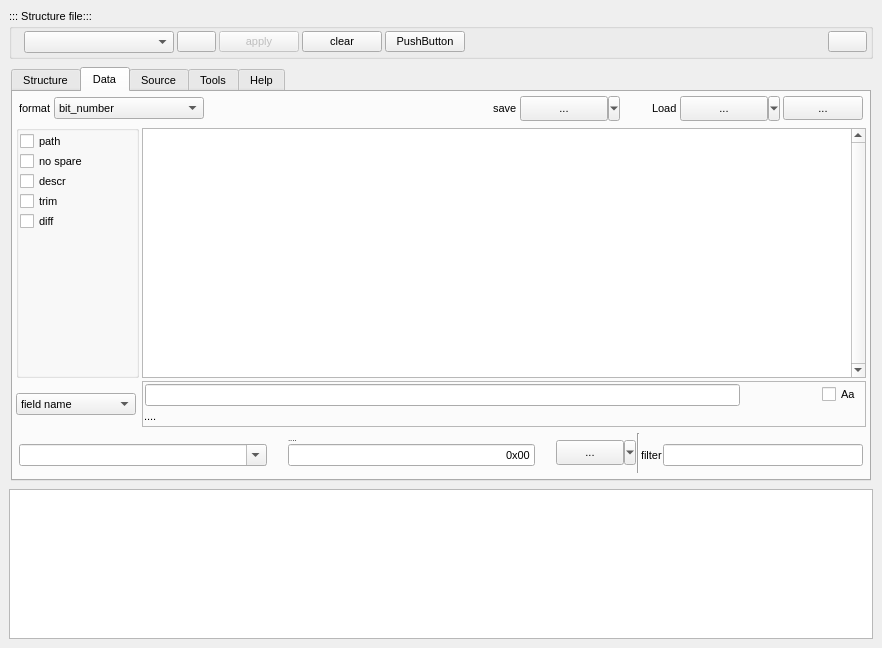
DimiWang/RegisterClass, file example/regdecode/source/mainwindow.ui: the form before one commit.
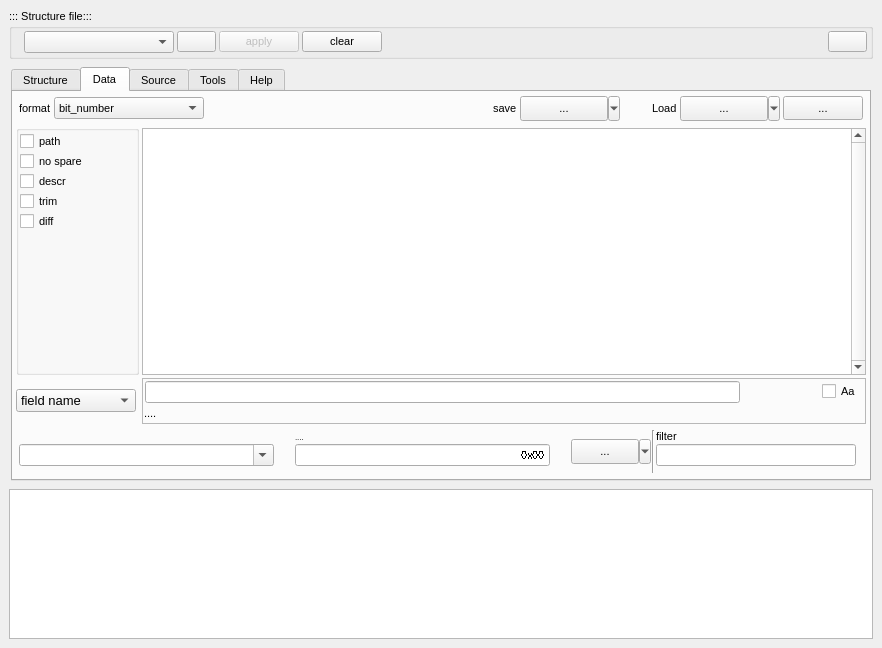
The form after the commit. Icons and pictures are not drawn. Custom widgets are drawn as their Qt base class.

The edit to the form file:
```diff
--- a/example/regdecode/source/mainwindow.ui
+++ b/example/regdecode/source/mainwindow.ui
@@ -184,6 +184,11 @@
                <height>0</height>
               </size>
              </property>
+             <property name="font">
+              <font>
+               <pointsize>10</pointsize>
+              </font>
+             </property>
              <item>
               <property name="text">
                <string>field name</string>
@@ -330,13 +335,6 @@
                 </property>
                </spacer>
               </item>
-              <item row="1" column="11">
-               <widget class="QLabel" name="label_13">
-                <property name="text">
-                 <string>filter</string>
-                </property>
-               </widget>
-              </item>
               <item row="0" column="4" rowspan="2">
                <spacer name="horizontalSpacer_4">
                 <property name="orientation">
@@ -416,16 +414,6 @@
                 </property>
                </widget>
               </item>
-              <item row="1" column="12">
-               <widget class="QLineEdit" name="leFilter">
-                <property name="maximumSize">
-                 <size>
-                  <width>200</width>
-                  <height>16777215</height>
-                 </size>
-                </property>
-               </widget>
-              </item>
               <item row="1" column="5">
                <widget class="LineEdit" name="leValue">
                 <property name="minimumSize">
@@ -434,6 +422,12 @@
                   <height>0</height>
                  </size>
                 </property>
+                <property name="font">
+                 <font>
+                  <pointsize>8</pointsize>
+                  <stylestrategy>NoAntialias</stylestrategy>
+                 </font>
+                </property>
                 <property name="text">
                  <string>0x00</string>
                 </property>
@@ -492,6 +486,23 @@
                 </property>
                </widget>
               </item>
+              <item row="0" column="11">
+               <widget class="QLabel" name="label_13">
+                <property name="text">
+                 <string>filter</string>
+                </property>
+               </widget>
+              </item>
+              <item row="1" column="11">
+               <widget class="QLineEdit" name="leFilter">
+                <property name="maximumSize">
+                 <size>
+                  <width>200</width>
+                  <height>16777215</height>
+                 </size>
+                </property>
+               </widget>
+              </item>
              </layout>
             </widget>
            </item>
@@ -1331,13 +1342,6 @@
          </property>
         </widget>
        </item>
-       <item>
-        <widget class="QPushButton" name="pushButton">
-         <property name="text">
-          <string>PushButton</string>
-         </property>
-        </widget>
-       </item>
        <item>
         <spacer name="horizontalSpacer_6">
          <property name="orientation">
```
Left out of the diff: 60 changed lines with no effect on the pictures.
